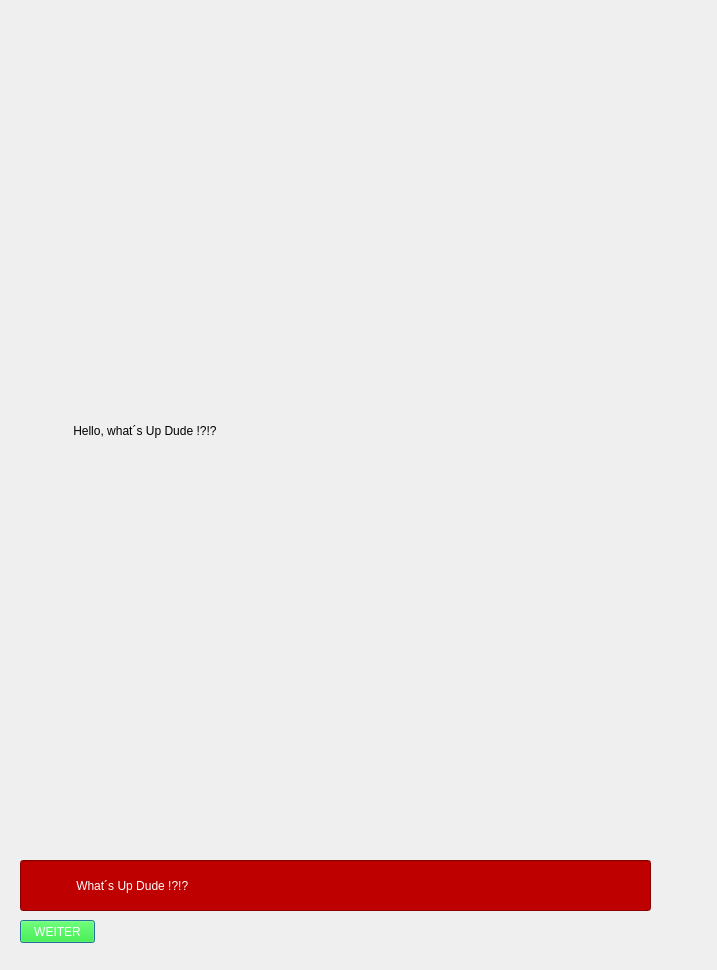
This is egg1.ui in fayezbk/Person as Qt 5 draws it before an edit. The edited form follows.
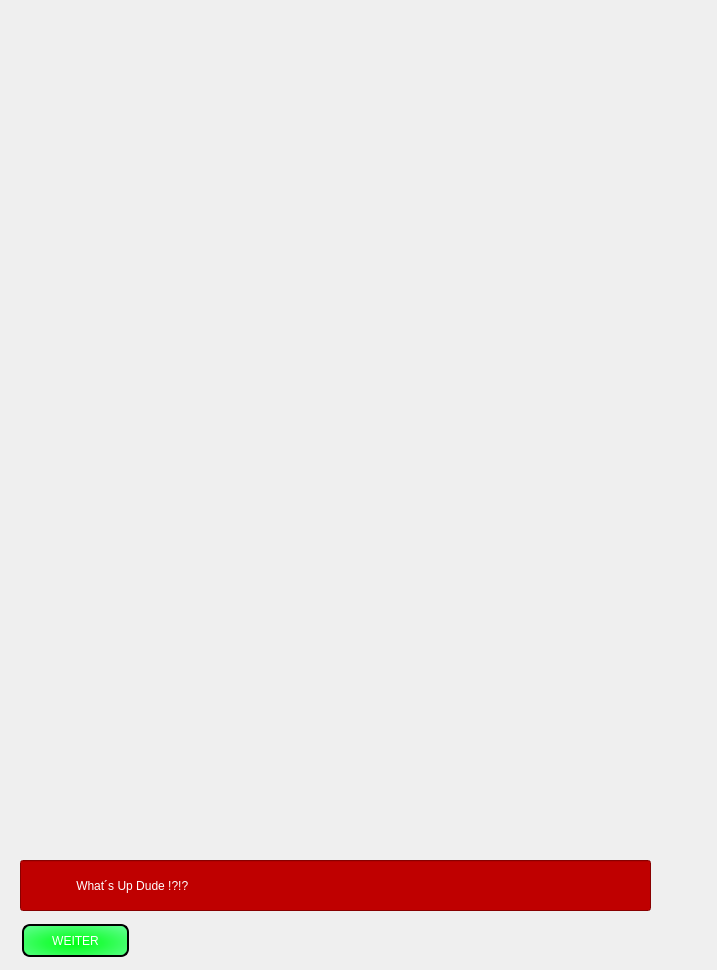
This is the edited form.

Patch:
```diff
--- a/egg1.ui
+++ b/egg1.ui
@@ -26,7 +26,7 @@
     </rect>
    </property>
    <property name="text">
-    <string>                Hello, what´s Up Dude !?!?</string>
+    <string/>
    </property>
   </widget>
   <widget class="QLineEdit" name="lineEdit">
@@ -52,14 +52,24 @@
     <rect>
      <x>20</x>
      <y>920</y>
-     <width>75</width>
-     <height>23</height>
+     <width>111</width>
+     <height>41</height>
     </rect>
    </property>
    <property name="styleSheet">
-    <string notr="true">background-color: rgb(0, 255, 0);
-color: rgb(255, 255, 255);
-font: 8pt &quot;Elephant&quot;;</string>
+    <string notr="true">font: 8pt &quot;Elephant&quot;;
+background-color: qradialgradient(spread:reflect, cx:0.477682, cy:0.586, radius:1.325, fx:0.488682, fy:0.58, stop:0.0170455 rgba(0, 255, 21, 255), stop:1 rgba(170, 255, 255, 214));
+color:#ffffff;
+ border: 2px solid #00ff00;
+border-color:#000000;
+ padding: 10px;
+  text-align: center;
+  text-decoration: none;
+  display: inline-block;
+  font-size: 12px;
+  margin: 4px 2px;
+cursor: pointer;
+border-radius: 8px;</string>
    </property>
    <property name="text">
     <string>WEITER</string>
```
